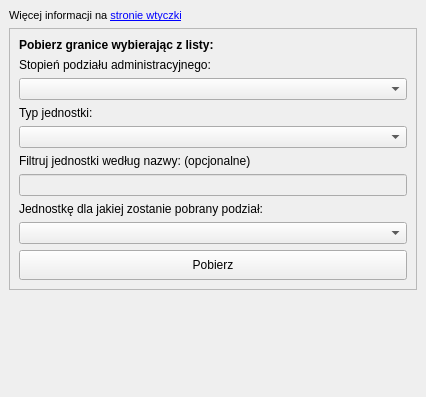
Qt form gissupport_plugin/modules/data_downloader/prg/prg_dockwidget.ui (gis-support/gis-support-plugin) before a commit.
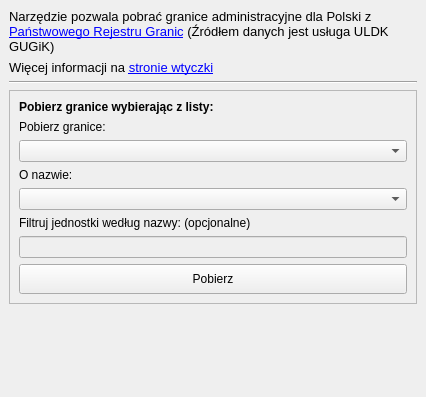
The same form after that commit.

What changed in the file:
```diff
--- a/gissupport_plugin/modules/data_downloader/prg/prg_dockwidget.ui
+++ b/gissupport_plugin/modules/data_downloader/prg/prg_dockwidget.ui
@@ -25,17 +25,24 @@
   <widget class="QWidget" name="dockWidgetContents">
    <layout class="QVBoxLayout" name="verticalLayout_2">
     <item>
-     <widget class="QLabel" name="label">
-      <property name="font">
-       <font>
-        <pointsize>8</pointsize>
-        <italic>false</italic>
-        <bold>false</bold>
-        <kerning>true</kerning>
-       </font>
+     <widget class="QLabel" name="infoLabel">
+      <property name="text">
+       <string>&lt;html&gt;&lt;head/&gt;&lt;body&gt;&lt;p&gt;&lt;span style=&quot; font-size:10pt;&quot;&gt;Narzędzie pozwala pobrać granice administracyjne dla Polski z &lt;a href=&quot;https://www.geoportal.gov.pl/pl/dane/panstwowy-rejestr-granic-prg/&quot;&gt;&lt;span style=&quot; text-decoration: underline; color:#0000ff;&quot;&gt;Państwowego Rejestru Granic&lt;/span&gt;&lt;/a&gt; (Źródłem danych jest usługa ULDK GUGiK) 
+&lt;/span&gt;&lt;/p&gt;&lt;/body&gt;&lt;/html&gt;
+</string>
       </property>
+      <property name="wordWrap">
+       <bool>true</bool>
+      </property>
+      <property name="openExternalLinks">
+       <bool>true</bool>
+      </property>
+     </widget>
+    </item>
+    <item>
+     <widget class="QLabel" name="moreInfoLabel">
       <property name="text">
-       <string>&lt;html&gt;&lt;head/&gt;&lt;body&gt;&lt;p&gt;Więcej informacji na &lt;a href=&quot;https://gis-support.pl/wtyczka-gis-support/&quot;&gt;&lt;span style=&quot; text-decoration: underline; color:#0000ff;&quot;&gt;stronie wtyczki&lt;/span&gt;&lt;/a&gt;&lt;/p&gt;&lt;/body&gt;&lt;/html&gt;</string>
+       <string>&lt;html&gt;&lt;head/&gt;&lt;body&gt;&lt;p  style=&quot; font-size:10pt;&quot;&gt;Więcej informacji na &lt;a href=&quot;https://gis-support.pl/wtyczka-gis-support/&quot;&gt;&lt;span style=&quot; text-decoration: underline; color:#0000ff;&quot;&gt;stronie wtyczki&lt;/span&gt;&lt;/a&gt;&lt;/p&gt;&lt;/body&gt;&lt;/html&gt;</string>
       </property>
       <property name="textFormat">
        <enum>Qt::RichText</enum>
@@ -45,6 +52,13 @@
       </property>
      </widget>
     </item>
+    <item>
+     <widget class="Line" name="line">
+      <property name="orientation">
+       <enum>Qt::Horizontal</enum>
+      </property>
+     </widget>
+    </item>
     <item>
      <widget class="QFrame" name="dsf">
       <property name="frameShape">
@@ -69,7 +83,7 @@
        <item>
         <widget class="QLabel" name="label_3">
          <property name="text">
-          <string>Stopień podziału administracyjnego:</string>
+          <string>Pobierz granice:</string>
          </property>
         </widget>
        </item>
@@ -79,12 +93,12 @@
        <item>
         <widget class="QLabel" name="label_4">
          <property name="text">
-          <string>Typ jednostki:</string>
+          <string>O nazwie:</string>
          </property>
         </widget>
        </item>
        <item>
-        <widget class="QComboBox" name="entity_type_combobox"/>
+        <widget class="QComboBox" name="entity_name_combobox"/>
        </item>
        <item>
         <widget class="QLabel" name="label_5">
@@ -100,16 +114,6 @@
          </property>
         </widget>
        </item>
-       <item>
-        <widget class="QLabel" name="label_6">
-         <property name="text">
-          <string>Jednostkę dla jakiej zostanie pobrany podział:</string>
-         </property>
-        </widget>
-       </item>
-       <item>
-        <widget class="QComboBox" name="entity_name_combobox"/>
-       </item>
        <item>
         <widget class="QPushButton" name="btn_download">
          <property name="minimumSize">
```
Left out of the diff: 4 changed lines with no effect on the pictures.
